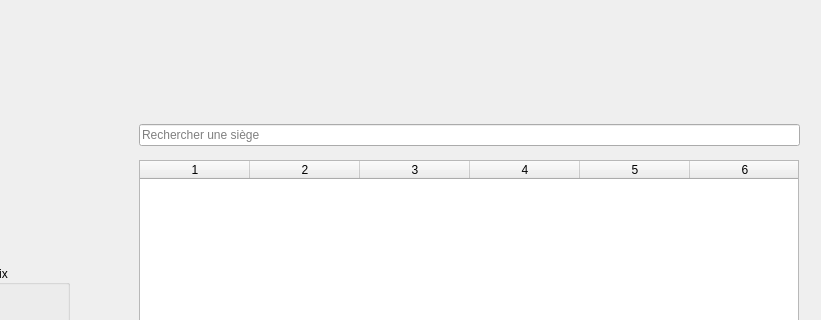
This is clientwindow.ui in Chris-Manuelpipo/ModelePublication as Qt 5 draws it before an edit; both pictures show x 491 to 1312 and y 0 to 320 of the 1312 by 746 pixel window. The edited form follows.
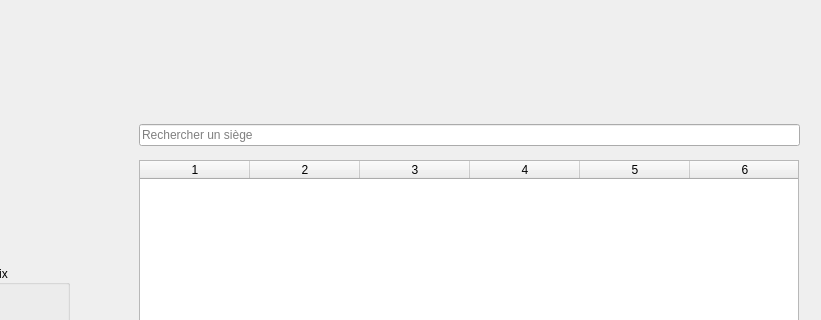
This is the edited form. Icons and pictures are not drawn.

```diff
--- a/clientwindow.ui
+++ b/clientwindow.ui
@@ -132,7 +132,7 @@
      <item row="0" column="0">
       <widget class="QLineEdit" name="inputRecherche_3">
        <property name="placeholderText">
-        <string>Rechercher une siège</string>
+        <string>Rechercher un siège</string>
        </property>
       </widget>
      </item>
```
